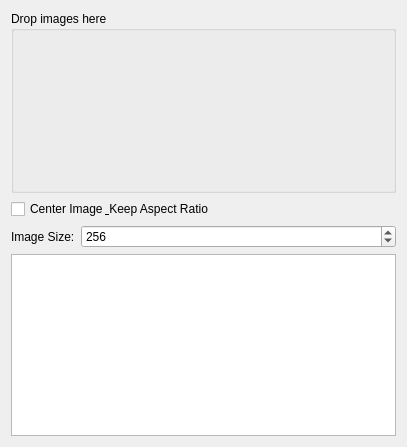
Old version of the form quick-image-resizer/mainwindow.ui in the repository chchwy/junk-code.
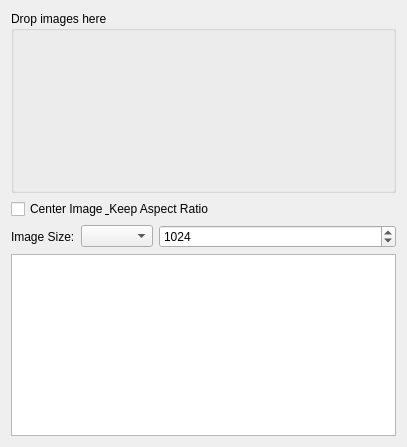
New version of the form.

Commit message: Keep the previous image sizes in a json file

Patch:
```diff
--- a/quick-image-resizer/mainwindow.ui
+++ b/quick-image-resizer/mainwindow.ui
@@ -30,7 +30,7 @@
      </widget>
     </item>
     <item>
-     <layout class="QHBoxLayout" name="horizontalLayout" stretch="0,1">
+     <layout class="QHBoxLayout" name="horizontalLayout" stretch="0,0,1">
       <item>
        <widget class="QLabel" name="label">
         <property name="sizePolicy">
@@ -44,6 +44,9 @@
         </property>
        </widget>
       </item>
+      <item>
+       <widget class="QComboBox" name="imgSizeCombo"/>
+      </item>
       <item>
        <widget class="QSpinBox" name="imgSizeSpinBox">
         <property name="minimum">
@@ -53,7 +56,7 @@
          <number>4096</number>
         </property>
         <property name="value">
-         <number>256</number>
+         <number>1024</number>
         </property>
        </widget>
       </item>
```
The commit also changes 2 other files.
